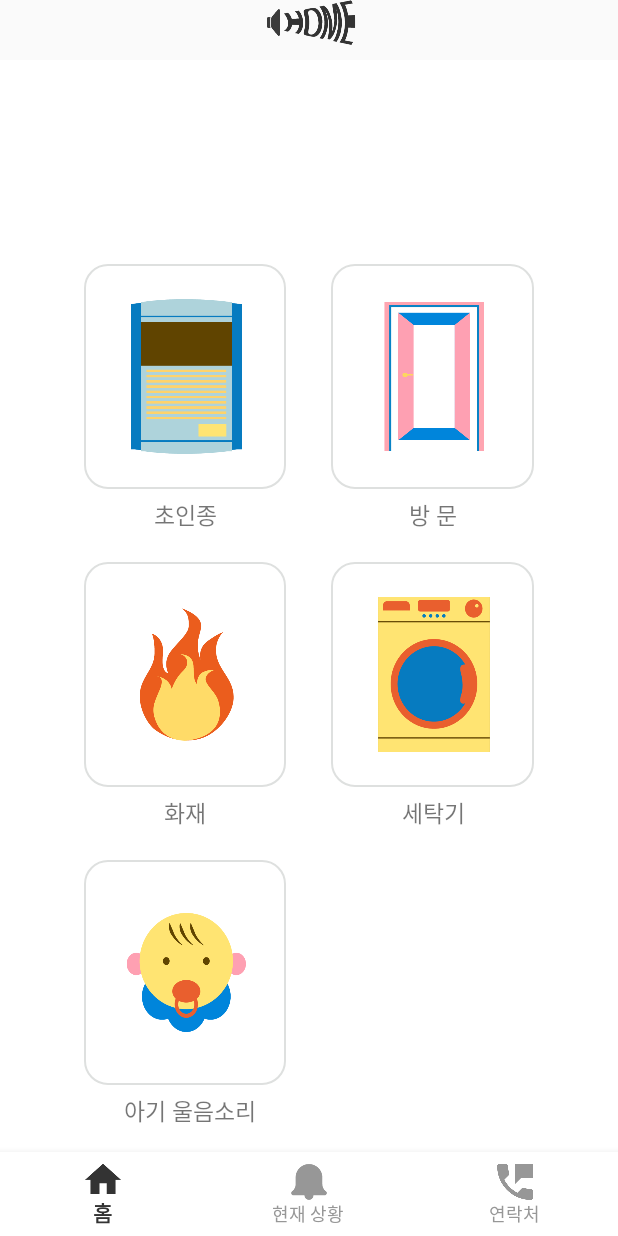
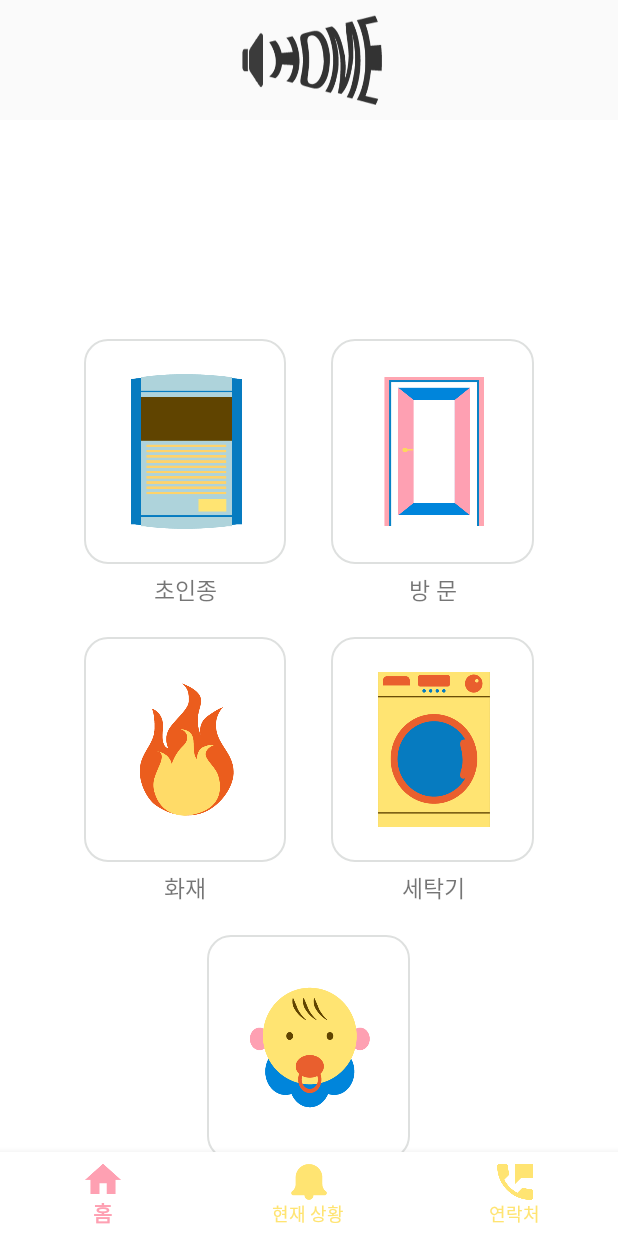
Before and after one commit to ddyeon/Swu_Home, an Android app: the screen it shows after launch (MainActivity), on a phone screen of 412 x 824 dp. Run offline under Robolectric (Android 15) with nearby library versions, the phone set to English and light mode, and no system bars.

Commit message:
xml 수정

```diff
--- a/app/src/main/res/drawable-v24/logo_icon.xml
+++ b/app/src/main/res/drawable-v24/logo_icon.xml
@@ -5,8 +5,8 @@
 
     <item
         android:drawable="@drawable/logo3"
-        android:width="63dp"
-        android:height="30dp"
+        android:width="100dp"
+        android:height="60dp"
         android:left="11dp"
         android:right="10dp"></item>
 
--- a/app/src/main/res/layout/activity_main.xml
+++ b/app/src/main/res/layout/activity_main.xml
@@ -11,10 +11,11 @@
 
     <ImageView
         android:id="@+id/imageView"
-        android:layout_width="wrap_content"
+        android:layout_width="match_parent"
         android:layout_height="wrap_content"
         android:layout_marginBottom="10dp"
         android:layout_gravity="center"
+        android:layout_marginTop="10dp"
         app:srcCompat="@drawable/logo_icon" />
 
     <androidx.viewpager.widget.ViewPager
--- a/app/src/main/res/layout/fragment_sitmain.xml
+++ b/app/src/main/res/layout/fragment_sitmain.xml
@@ -18,7 +18,7 @@
             android:layout_gravity="center"
             android:layout_marginLeft="30dp"
             android:layout_marginRight="30dp"
-            android:layout_marginTop="50dp"
+            android:layout_marginTop="80dp"
             android:gravity="center"
             android:orientation="vertical">
 
@@ -137,7 +137,7 @@
             </LinearLayout>
 
             <LinearLayout
-                android:layout_width="match_parent"
+                android:layout_width="wrap_content"
                 android:layout_height="wrap_content"
                 android:orientation="horizontal"
                 tools:layout_editor_absoluteX="8dp"
@@ -147,26 +147,18 @@
 
                 <ImageButton
                     android:id="@+id/btnBaby"
-                    android:layout_width="40dp"
+                    android:layout_width="135dp"
                     android:layout_height="150dp"
-                    android:layout_marginRight="30dp"
-                    android:layout_weight="1"
+                    android:layout_gravity="center"
                     android:background="@drawable/border_grey"
                     android:scaleType="fitCenter"
                     android:src="@drawable/baby_icon" />
 
-                <ImageButton
-                    android:id="@+id/btnBlank"
-                    android:layout_width="40dp"
-                    android:layout_height="150dp"
-                    android:layout_weight="1"
-                    android:scaleType="fitCenter"
-                    android:backgroundTint="@color/colorPrimaryDark"/>
 
             </LinearLayout>
 
             <LinearLayout
-                android:layout_width="match_parent"
+                android:layout_width="wrap_content"
                 android:layout_height="wrap_content"
                 android:layout_marginTop="5dp"
                 android:orientation="horizontal">
@@ -177,16 +169,8 @@
                     android:layout_weight="1"
                     android:text="아기 울음소리"
                     android:textAlignment="center"
-                    android:layout_marginRight="15dp"
                     android:textSize="15dp" />
 
-                <TextView
-                    android:layout_width="0dp"
-                    android:layout_height="wrap_content"
-                    android:layout_weight="1"
-                    android:text=""
-                    android:textAlignment="center"
-                    android:textSize="15dp" />
 
 
             </LinearLayout>
--- a/app/src/main/res/values/colors.xml
+++ b/app/src/main/res/values/colors.xml
@@ -6,6 +6,6 @@
 
     <color name="tab_disable">#979797</color>
     <color name="tab_enable">#FFFFFF</color>
-    <color name="tab_checked">#333333</color>
-    <color name="tab_unchecked">#979797</color>
+    <color name="tab_checked">#fea0b2</color>
+    <color name="tab_unchecked">#ffe472</color>
 </resources>
```
